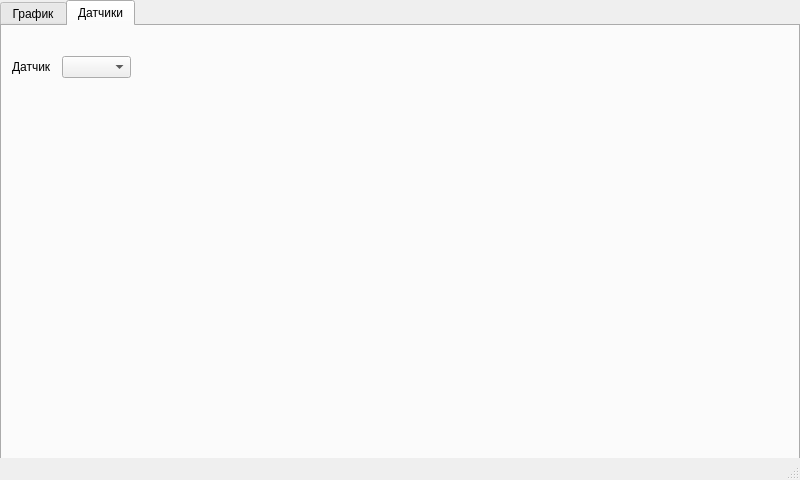
The window that src/dissertation_gui/main_window.ui (Marik28/dissertation) describes before a commit, drawn with Qt 5.
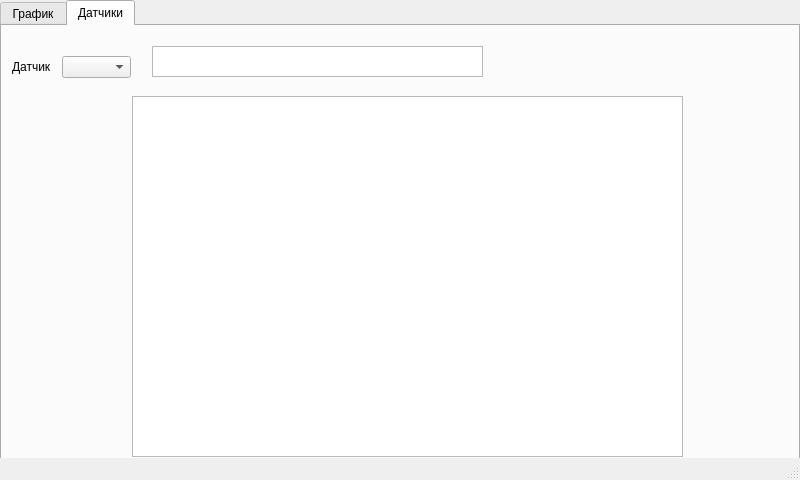
The same window after the commit. Custom widgets are drawn as their Qt base class.

What changed in the file:
```diff
--- a/src/dissertation_gui/main_window.ui
+++ b/src/dissertation_gui/main_window.ui
@@ -68,6 +68,26 @@
        <string>Датчик</string>
       </property>
      </widget>
+     <widget class="QTextBrowser" name="sensor_info_text_browser">
+      <property name="geometry">
+       <rect>
+        <x>150</x>
+        <y>20</y>
+        <width>331</width>
+        <height>31</height>
+       </rect>
+      </property>
+     </widget>
+     <widget class="QTableWidget" name="sensor_characteristics_table">
+      <property name="geometry">
+       <rect>
+        <x>130</x>
+        <y>70</y>
+        <width>551</width>
+        <height>361</height>
+       </rect>
+      </property>
+     </widget>
     </widget>
    </widget>
   </widget>
@@ -80,6 +100,11 @@
    <header>pyqtgraph</header>
    <container>1</container>
   </customwidget>
+  <customwidget>
+   <class>SensorsComboBox</class>
+   <extends>QComboBox</extends>
+   <header>dissertation_gui.example.h</header>
+  </customwidget>
  </customwidgets>
  <resources/>
  <connections/>
```
Left out of the diff: 2 changed lines with no effect on the pictures.
